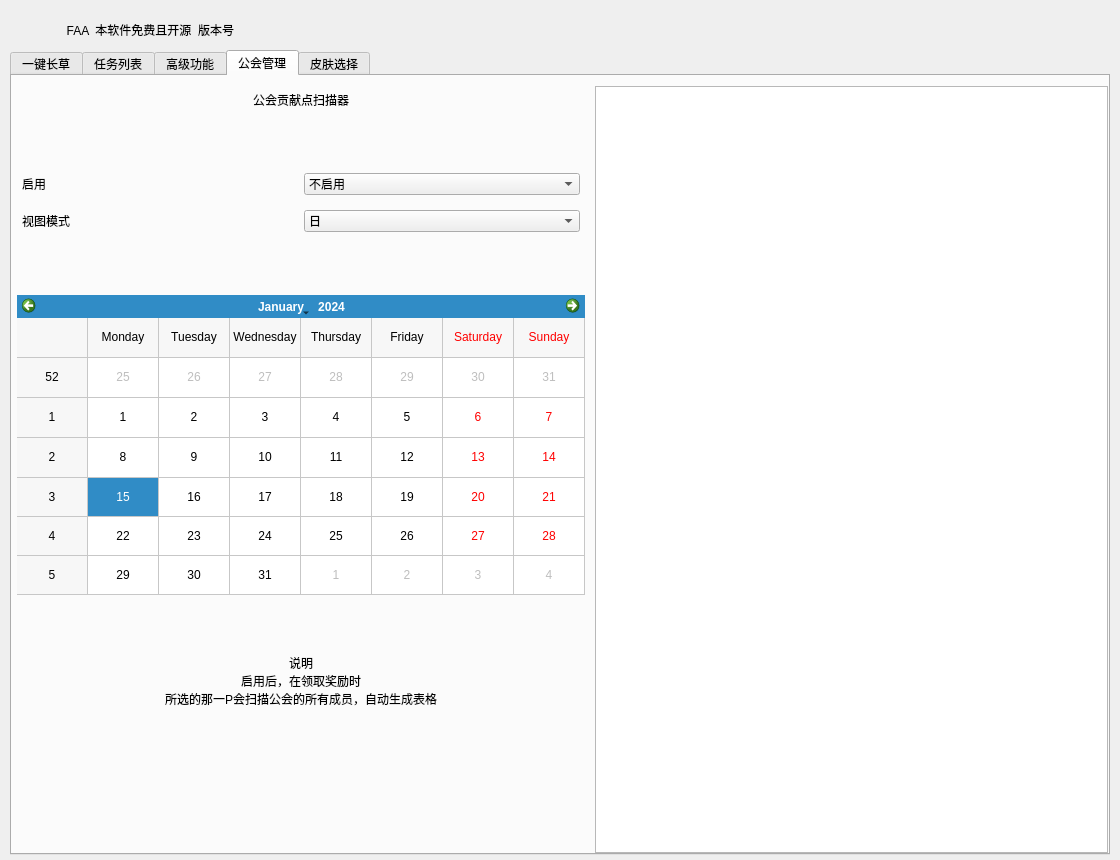
Before: the Qt Designer form resource/ui/FAA_3.0.ui in StareAbyss/FoodsVsMiceAutoAssistant, drawn with Qt 5.
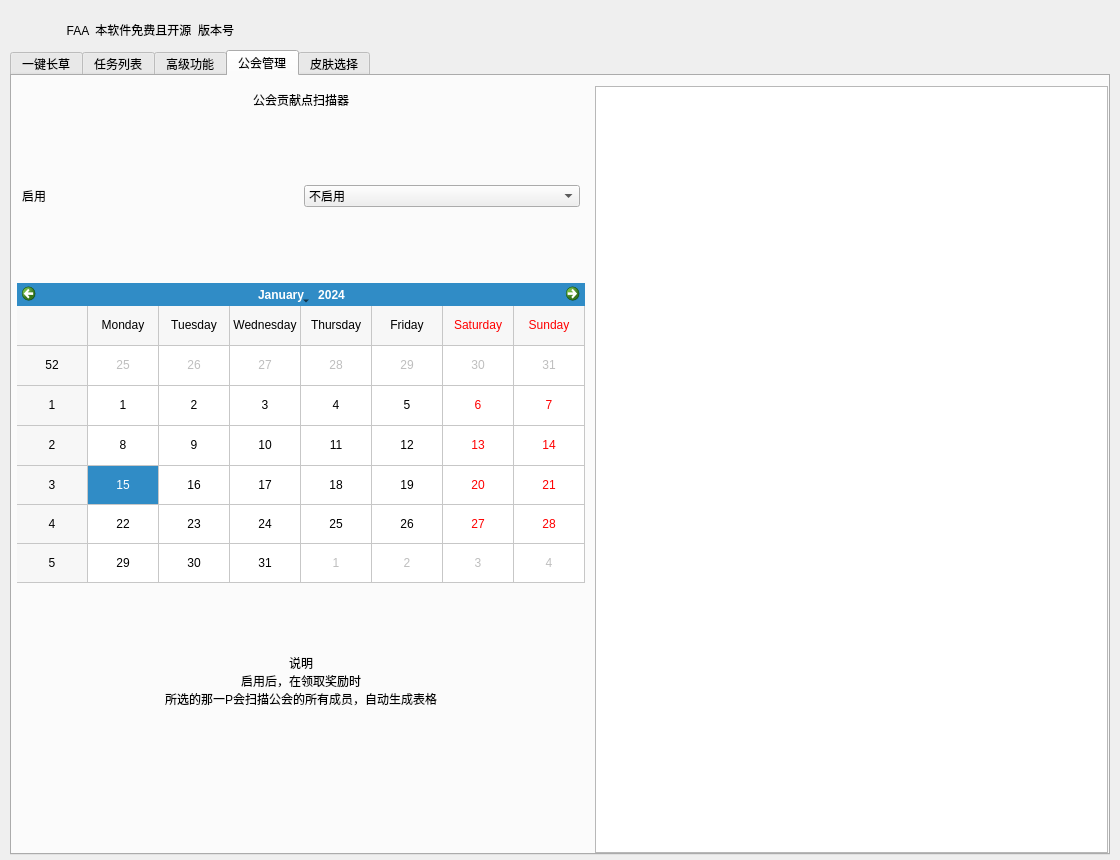
After: the same form once the commit is applied. The open tabs and pages were chosen to show the change. Icons and pictures are not drawn. Custom widgets are drawn as their Qt base class.

Commit message: v1.5.0-beta.3 工会管理模块. 去除表格视图选项.

Diff of the .ui file:
```diff
--- a/resource/ui/FAA_3.0.ui
+++ b/resource/ui/FAA_3.0.ui
@@ -9584,76 +9584,6 @@
              </item>
             </layout>
            </item>
-           <item>
-            <layout class="QHBoxLayout" name="Lay_AdvancedSettings_Bottom_3" stretch="1,1">
-             <property name="leftMargin">
-              <number>5</number>
-             </property>
-             <property name="topMargin">
-              <number>5</number>
-             </property>
-             <property name="rightMargin">
-              <number>5</number>
-             </property>
-             <property name="bottomMargin">
-              <number>5</number>
-             </property>
-             <item>
-              <widget class="QLabel" name="label_9">
-               <property name="text">
-                <string>视图模式</string>
-               </property>
-              </widget>
-             </item>
-             <item>
-              <widget class="QComboBox" name="GuildManager_View">
-               <property name="sizePolicy">
-                <sizepolicy hsizetype="Preferred" vsizetype="Preferred">
-                 <horstretch>0</horstretch>
-                 <verstretch>0</verstretch>
-                </sizepolicy>
-               </property>
-               <property name="minimumSize">
-                <size>
-                 <width>250</width>
-                 <height>0</height>
-                </size>
-               </property>
-               <property name="maximumSize">
-                <size>
-                 <width>2000</width>
-                 <height>50</height>
-                </size>
-               </property>
-               <item>
-                <property name="text">
-                 <string>日</string>
-                </property>
-               </item>
-               <item>
-                <property name="text">
-                 <string>周</string>
-                </property>
-               </item>
-               <item>
-                <property name="text">
-                 <string>月</string>
-                </property>
-               </item>
-               <item>
-                <property name="text">
-                 <string>年</string>
-                </property>
-               </item>
-               <item>
-                <property name="text">
-                 <string>总</string>
-                </property>
-               </item>
-              </widget>
-             </item>
-            </layout>
-           </item>
            <item>
             <spacer name="verticalSpacer_8">
              <property name="orientation">
```
The commit also changes 2 other files.
